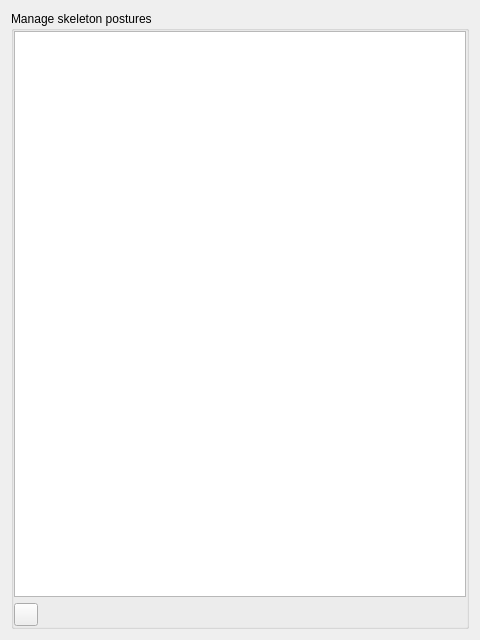
Above: GUI/SideWidgetComponents/ManagePostures.ui from istee/cor3d before the change. Below: the same form after it.
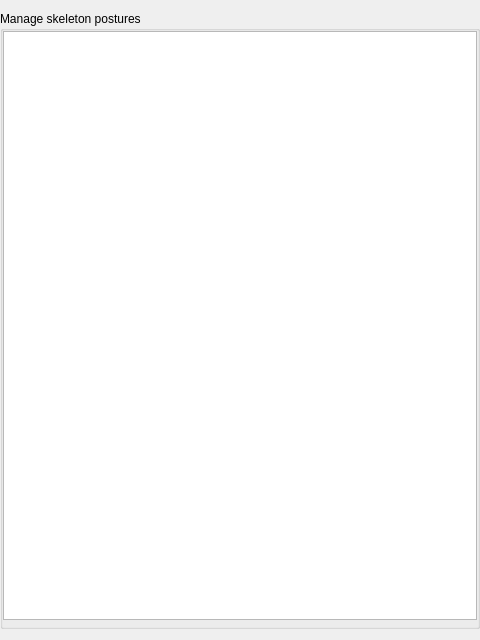
That is the form after the change. Custom widgets are drawn as their Qt base class.

Diff of the .ui file:
```diff
--- a/GUI/SideWidgetComponents/ManagePostures.ui
+++ b/GUI/SideWidgetComponents/ManagePostures.ui
@@ -14,6 +14,12 @@
    <string>Form</string>
   </property>
   <layout class="QGridLayout" name="gridLayout">
+   <property name="leftMargin">
+    <number>0</number>
+   </property>
+   <property name="rightMargin">
+    <number>0</number>
+   </property>
    <item row="0" column="0">
     <widget class="SideWidgetGroupBox" name="groupBox">
      <property name="title">
@@ -29,14 +35,7 @@
       <item>
        <layout class="QHBoxLayout" name="horizontalLayout">
         <item>
-         <widget class="ToolButtonExtension" name="toolButtonAdd">
-          <property name="text">
-           <string/>
-          </property>
-         </widget>
-        </item>
-        <item>
-         <widget class="NameLineEdit" name="addName" native="true"/>
+         <widget class="BaseEntityNameEdit" name="addName" native="true"/>
         </item>
        </layout>
       </item>
@@ -53,9 +52,9 @@
    <container>1</container>
   </customwidget>
   <customwidget>
-   <class>NameLineEdit</class>
+   <class>BaseEntityNameEdit</class>
    <extends>QWidget</extends>
-   <header location="global">GUI/BasicWidgets/NameLineEdit.h</header>
+   <header location="global">GUI/BasicWidgets/BaseEntityNameEdit.h</header>
    <container>1</container>
   </customwidget>
   <customwidget>
@@ -63,11 +62,6 @@
    <extends>QListWidget</extends>
    <header>GUI/WidgetExtensions/ListWidgetExtension.h</header>
   </customwidget>
-  <customwidget>
-   <class>ToolButtonExtension</class>
-   <extends>QToolButton</extends>
-   <header>GUI/WidgetExtensions/ToolButtonExtension.h</header>
-  </customwidget>
  </customwidgets>
  <resources/>
  <connections/>
```
